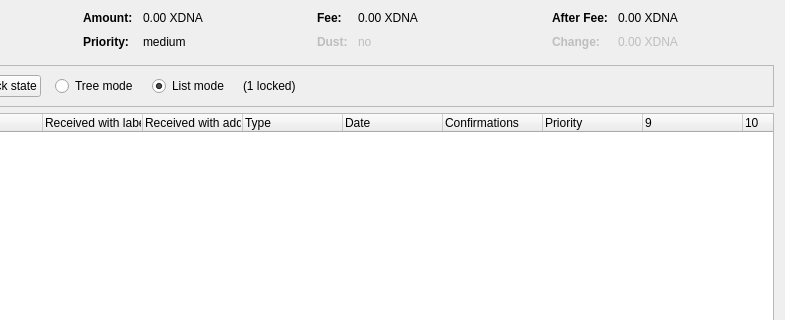
Qt form src/qt/forms/coincontroldialog.ui (BitFriday/vidividi) before a commit; both pictures show x 169 to 954 and y 0 to 320 of the 954 by 500 pixel window.
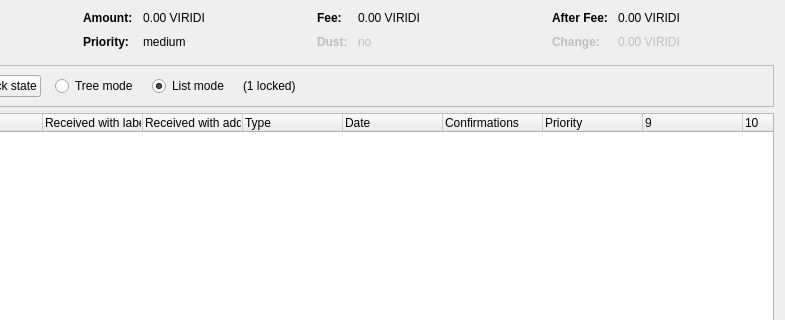
The same form after that commit. Custom widgets are drawn as their Qt base class.

```diff
--- a/src/qt/forms/coincontroldialog.ui
+++ b/src/qt/forms/coincontroldialog.ui
@@ -132,7 +132,7 @@
           <enum>Qt::ActionsContextMenu</enum>
          </property>
          <property name="text">
-          <string notr="true">0.00 XDNA</string>
+          <string notr="true">0.00 VIRIDI</string>
          </property>
          <property name="textInteractionFlags">
           <set>Qt::LinksAccessibleByMouse|Qt::TextSelectableByKeyboard|Qt::TextSelectableByMouse</set>
@@ -206,7 +206,7 @@
           <enum>Qt::ActionsContextMenu</enum>
          </property>
          <property name="text">
-          <string notr="true">0.00 XDNA</string>
+          <string notr="true">0.00 VIRIDI</string>
          </property>
          <property name="textInteractionFlags">
           <set>Qt::LinksAccessibleByMouse|Qt::TextSelectableByKeyboard|Qt::TextSelectableByMouse</set>
@@ -286,7 +286,7 @@
           <enum>Qt::ActionsContextMenu</enum>
          </property>
          <property name="text">
-          <string notr="true">0.00 XDNA</string>
+          <string notr="true">0.00 VIRIDI</string>
          </property>
          <property name="textInteractionFlags">
           <set>Qt::LinksAccessibleByMouse|Qt::TextSelectableByKeyboard|Qt::TextSelectableByMouse</set>
@@ -321,7 +321,7 @@
           <enum>Qt::ActionsContextMenu</enum>
          </property>
          <property name="text">
-          <string notr="true">0.00 XDNA</string>
+          <string notr="true">0.00 VIRIDI</string>
          </property>
          <property name="textInteractionFlags">
           <set>Qt::LinksAccessibleByMouse|Qt::TextSelectableByKeyboard|Qt::TextSelectableByMouse</set>
```
